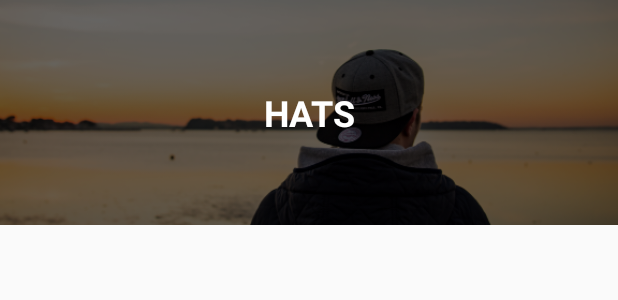
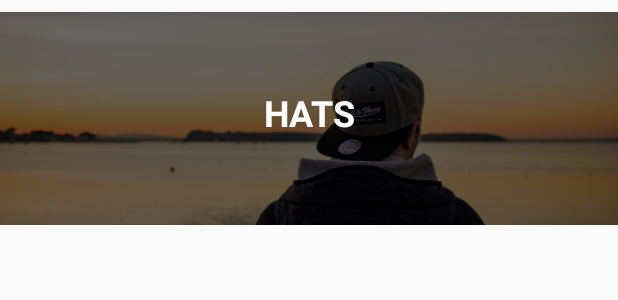
Before and after one commit to coder15142/CoderSwag, an Android app: the layout category_list_item.xml on its own in the app's theme, with its tools: preview values and no code run, on a phone screen of 412 x 824 dp. Shown: the top 300 px of the screen. Run offline under Robolectric (Android 15) with nearby library versions, the phone set to English and light mode, and no system bars.

Commit message:
lesson 03

```diff
--- a/app/src/main/java/com/example/coderswag/Services/DataService.kt
+++ b/app/src/main/java/com/example/coderswag/Services/DataService.kt
@@ -6,7 +6,7 @@ import com.example.coderswag.Model.Product
 object DataService {
     val categories = listOf(
         Category("SHIRTS","shirtimage"),
-        Category("HOODIE","hoodieimage"),
+        Category("HOODIES","hoodieimage"),
         Category("HATS","hatimage"),
         Category("DIGITAL","digitalgoodsimage")
 
--- a/app/src/main/res/layout/category_list_item.xml
+++ b/app/src/main/res/layout/category_list_item.xml
@@ -10,13 +10,15 @@
         android:id="@+id/categoryImage"
         android:layout_width="0dp"
         android:layout_height="150dp"
+        android:layout_marginTop="8dp"
+        android:layout_marginBottom="8dp"
         android:scaleType="centerCrop"
         app:layout_constraintBottom_toBottomOf="parent"
         app:layout_constraintEnd_toEndOf="parent"
-        app:layout_constraintHorizontal_bias="0.0"
+        app:layout_constraintHorizontal_bias="1.0"
         app:layout_constraintStart_toStartOf="parent"
         app:layout_constraintTop_toTopOf="parent"
-        app:layout_constraintVertical_bias="1.0"
+        app:layout_constraintVertical_bias="0.0"
         tools:srcCompat="@drawable/hatimage" />
 
     <TextView
--- a/app/src/main/res/values/styles.xml
+++ b/app/src/main/res/values/styles.xml
@@ -1,7 +1,7 @@
 <resources>
 
     <!-- Base application theme. -->
-    <style name="AppTheme" parent="Theme.AppCompat.Light.DarkActionBar">
+    <style name="AppTheme" parent="Theme.AppCompat.Light.NoActionBar">
         <!-- Customize your theme here. -->
         <item name="colorPrimary">@color/colorPrimary</item>
         <item name="colorPrimaryDark">@color/colorPrimaryDark</item>
```
Also changed, not shown: app/src/main/java/com/example/coderswag/Adapters/CategoryAdapter.kt (added, +43 -0 lines), app/src/main/java/com/example/coderswag/Controller/MainActivity.kt (+3 -4 lines), app/src/main/res/layout/activity_main.xml (+5 -4 lines).
